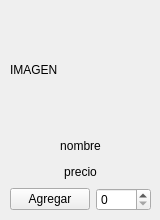
Old version of the form productomenu.ui in the repository zamax14/Foodministration.
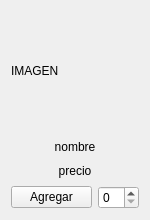
New version of the form.

Diff of the .ui file:
```diff
--- a/productomenu.ui
+++ b/productomenu.ui
@@ -6,62 +6,39 @@
    <rect>
     <x>0</x>
     <y>0</y>
-    <width>160</width>
+    <width>150</width>
     <height>220</height>
    </rect>
   </property>
   <property name="minimumSize">
    <size>
-    <width>160</width>
+    <width>150</width>
     <height>220</height>
    </size>
   </property>
   <property name="maximumSize">
    <size>
-    <width>160</width>
+    <width>150</width>
     <height>220</height>
    </size>
   </property>
   <property name="windowTitle">
    <string>Form</string>
   </property>
-  <widget class="QWidget" name="">
-   <property name="geometry">
-    <rect>
-     <x>10</x>
-     <y>10</y>
-     <width>141</width>
-     <height>201</height>
-    </rect>
-   </property>
+  <layout class="QGridLayout" name="gridLayout_2">
+   <item row="0" column="0">
    <layout class="QGridLayout" name="gridLayout">
-    <item row="3" column="1">
+     <item row="4" column="1">
      <widget class="QSpinBox" name="cantidadSB"/>
     </item>
-    <item row="3" column="0">
+     <item row="4" column="0">
      <widget class="QPushButton" name="agregarPB">
       <property name="text">
        <string>Agregar</string>
       </property>
      </widget>
     </item>
-    <item row="1" column="0" colspan="2">
-     <widget class="QLabel" name="nombreLB">
-      <property name="text">
-       <string>nombre</string>
-      </property>
-      <property name="scaledContents">
-       <bool>true</bool>
-      </property>
-      <property name="alignment">
-       <set>Qt::AlignCenter</set>
-      </property>
-      <property name="wordWrap">
-       <bool>true</bool>
-      </property>
-     </widget>
-    </item>
-    <item row="2" column="0" colspan="2">
+     <item row="3" column="0" colspan="2">
      <widget class="QLabel" name="precioLB">
       <property name="text">
        <string>precio</string>
@@ -77,17 +54,33 @@
       </property>
      </widget>
     </item>
-    <item row="0" column="0" colspan="2">
+     <item row="2" column="0" colspan="2">
+      <widget class="QLabel" name="nombreLB">
+       <property name="text">
+        <string>nombre</string>
+       </property>
+       <property name="scaledContents">
+        <bool>true</bool>
+       </property>
+       <property name="alignment">
+        <set>Qt::AlignCenter</set>
+       </property>
+       <property name="wordWrap">
+        <bool>true</bool>
+       </property>
+      </widget>
+     </item>
+     <item row="1" column="0">
      <widget class="QLabel" name="imagenLB">
       <property name="minimumSize">
        <size>
-        <width>139</width>
+         <width>120</width>
         <height>120</height>
        </size>
       </property>
       <property name="maximumSize">
        <size>
-        <width>139</width>
+         <width>120</width>
         <height>120</height>
        </size>
       </property>
@@ -100,7 +93,8 @@
      </widget>
     </item>
    </layout>
-  </widget>
+   </item>
+  </layout>
  </widget>
  <resources/>
  <connections/>
```
Lines whose indentation alone changed are shown as unchanged.
